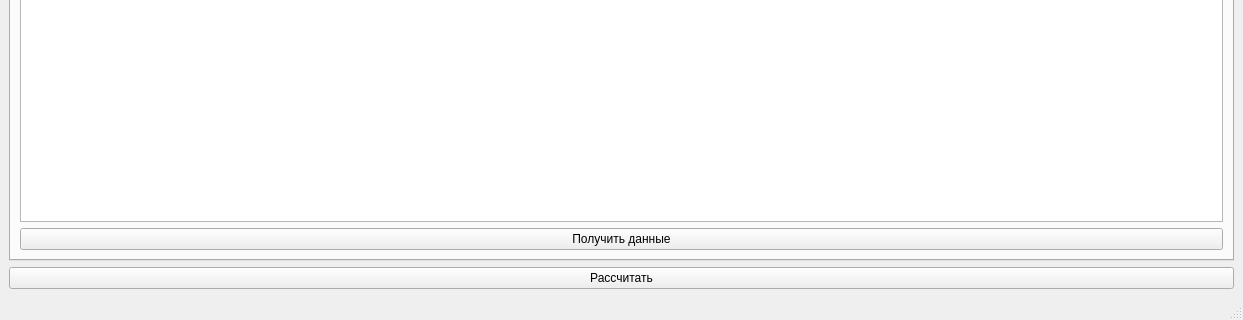
This is Application/UI/UIWindow.ui in ildarhb/NIPI as Qt 5 draws it before an edit; both pictures show x 0 to 1243 and y 418 to 738 of the 1243 by 738 pixel window. The edited form follows.
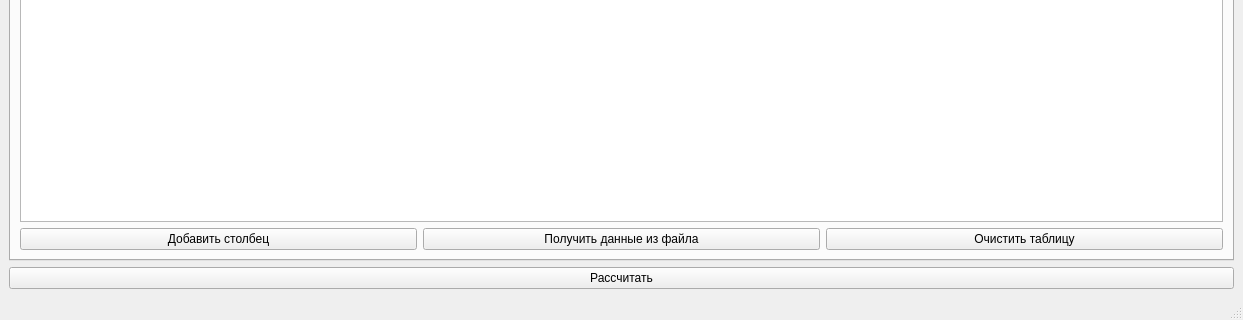
This is the edited form. The open tabs and pages were chosen to show the change.

Commit message: Добавлена очистка таблицы и ручное добавление столбцов

The edit to the form file:
```diff
--- a/Application/UI/UIWindow.ui
+++ b/Application/UI/UIWindow.ui
@@ -55,11 +55,32 @@
          <widget class="QTableWidget" name="tableWatering"/>
         </item>
         <item>
+         <layout class="QHBoxLayout" name="horizontalLayout_2">
+          <item>
+           <widget class="QPushButton" name="btn_add_column_watering">
+            <property name="text">
+             <string>Добавить столбец</string>
+            </property>
+           </widget>
+          </item>
+          <item>
          <widget class="QPushButton" name="btnGetData">
           <property name="text">
-           <string>Получить данные</string>
-          </property>
-         </widget>
+             <string>Получить данные из файла</string>
+            </property>
+           </widget>
+          </item>
+          <item>
+           <widget class="QPushButton" name="btn_clear_watering">
+            <property name="text">
+             <string>Очистить таблицу</string>
+            </property>
+            <property name="checkable">
+             <bool>false</bool>
+            </property>
+           </widget>
+          </item>
+         </layout>
         </item>
        </layout>
       </widget>
```
Left out of the diff: 2 changed lines with no effect on the pictures. Lines whose indentation alone changed are shown as unchanged. The commit also changes 2 other files.
